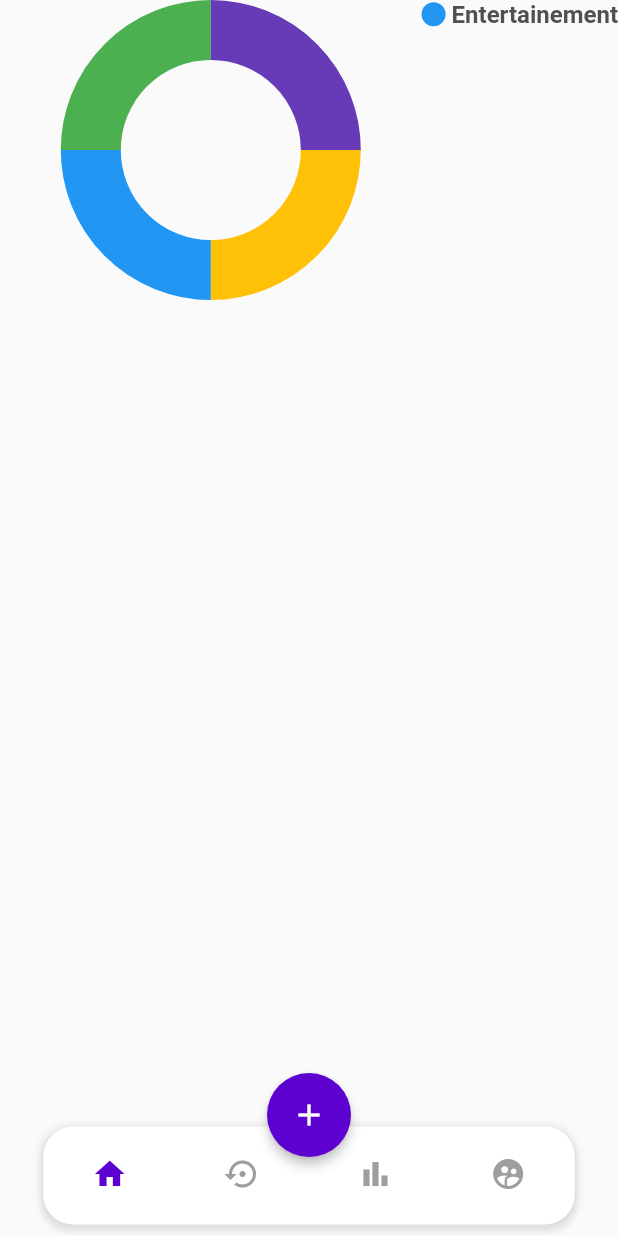
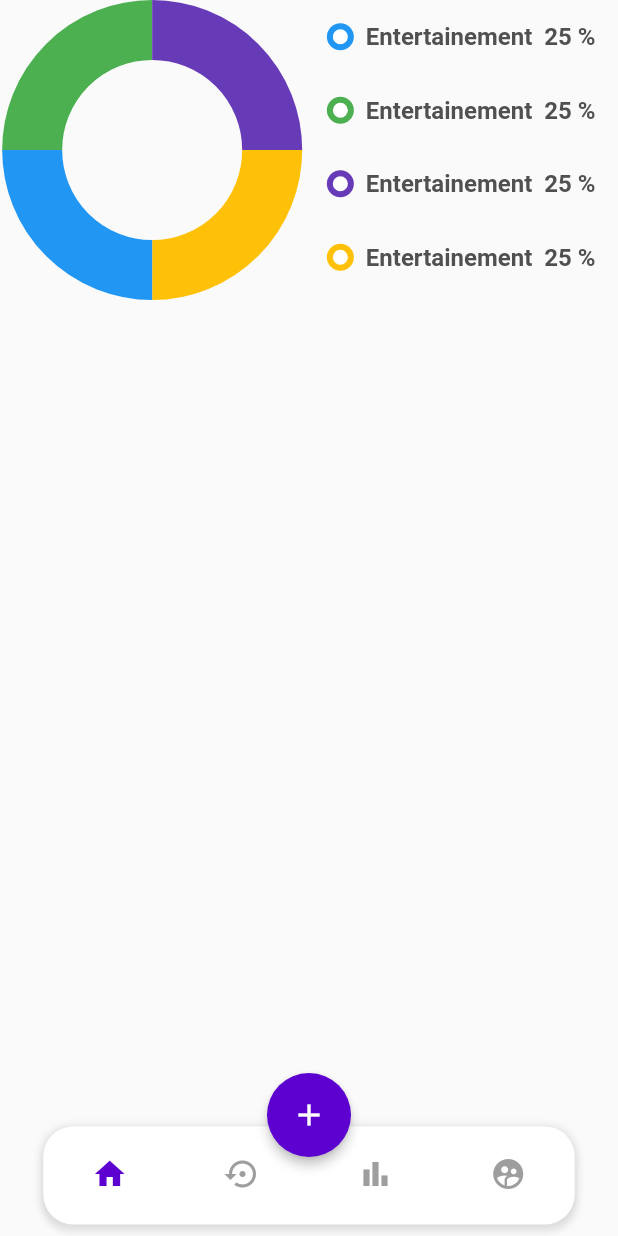
Before and after one commit to ItsYasser/iBank, a Flutter app: the screen it shows after launch, on a phone screen of 412 x 824 dp. Run offline on Flutter 3.47's test engine with Material 2 defaults, Android fonts, the phone set to English and light mode, and no system bars; drawn by our look-alikes of fl_chart; missing offline and left inert: responsive_flutter.

Commit message:
Update Chart.dart

```diff
--- a/lib/screens/Chart.dart
+++ b/lib/screens/Chart.dart
@@ -11,13 +11,9 @@ class Chart extends StatelessWidget {
           height: 200,
           width: double.infinity,
           // color: Colors.red,
-          child: AspectRatio(
-            aspectRatio: 1.3,
           child: Row(
             children: [
               Expanded(
-                  child: AspectRatio(
-                    aspectRatio: 1,
                 child: PieChart(
                   PieChartData(
                       borderData: FlBorderData(show: false),
@@ -48,7 +44,6 @@ class Chart extends StatelessWidget {
                       ]),
                 ),
               ),
-                ),
               Column(
                 mainAxisSize: MainAxisSize.max,
                 crossAxisAlignment: CrossAxisAlignment.start,
@@ -56,12 +51,26 @@ class Chart extends StatelessWidget {
                   Indicator(
                     text: "Entertainement",
                     color: Colors.blue,
-                      isSquare: false,
-                    )
+                    percentage: 25,
+                  ),
+                  Indicator(
+                    text: "Entertainement",
+                    color: Colors.green,
+                    percentage: 25,
+                  ),
+                  Indicator(
+                    text: "Entertainement",
+                    color: Colors.deepPurple,
+                    percentage: 25,
+                  ),
+                  Indicator(
+                    text: "Entertainement",
+                    color: Colors.amber,
+                    percentage: 25,
+                  ),
                 ],
               )
             ],
-            ),
           ),
         ),
       ),
@@ -72,40 +81,53 @@ class Chart extends StatelessWidget {
 class Indicator extends StatelessWidget {
   final Color color;
   final String text;
-  final bool isSquare;
-  final double size;
   final Color textColor;
-
+  final double percentage;
   const Indicator({
     Key key,
     this.color,
     this.text,
-    this.isSquare,
-    this.size = 16,
+    this.percentage,
     this.textColor = const Color(0xff505050),
   }) : super(key: key);
 
   @override
   Widget build(BuildContext context) {
-    return Row(
+    return Padding(
+      padding: const EdgeInsets.all(15.0),
+      child: Row(
         children: <Widget>[
-        Container(
-          width: size,
-          height: size,
+          CircleAvatar(
+            backgroundColor: color,
+            radius: 9,
+            child: Container(
+              height: 10,
+              width: 10,
+              alignment: Alignment.center,
               decoration: BoxDecoration(
-            shape: isSquare ? BoxShape.rectangle : BoxShape.circle,
-            color: color,
+                shape: BoxShape.circle,
+                color: Colors.white,
+              ),
             ),
           ),
           const SizedBox(
-          width: 4,
+            width: 8,
           ),
           Text(
             text,
             style: TextStyle(
                 fontSize: 16, fontWeight: FontWeight.bold, color: textColor),
-        )
+          ),
+          const SizedBox(
+            width: 8,
+          ),
+          Text(
+            "${percentage.round()} %",
+            style: TextStyle(
+                fontSize: 16, fontWeight: FontWeight.bold, color: textColor),
+          ),
         ],
+      ),
     );
   }
 }
```
Lines whose indentation alone changed are shown as unchanged.
